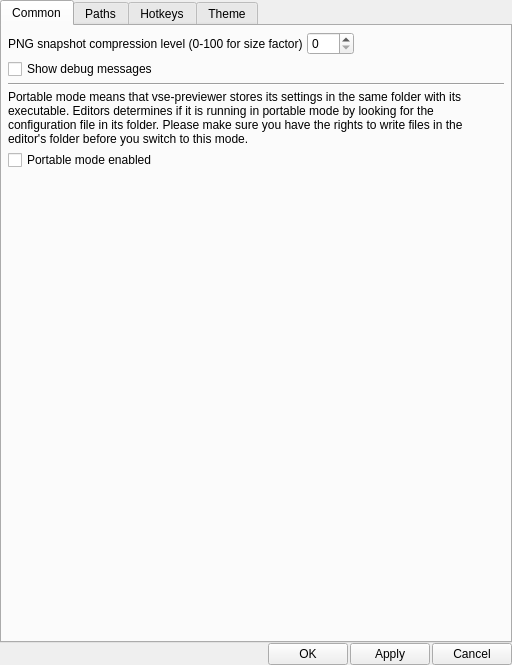
The window that vse-previewer/src/settings/settings_dialog.ui (YomikoR/VapourSynth-Editor) describes before a commit, drawn with Qt 5.
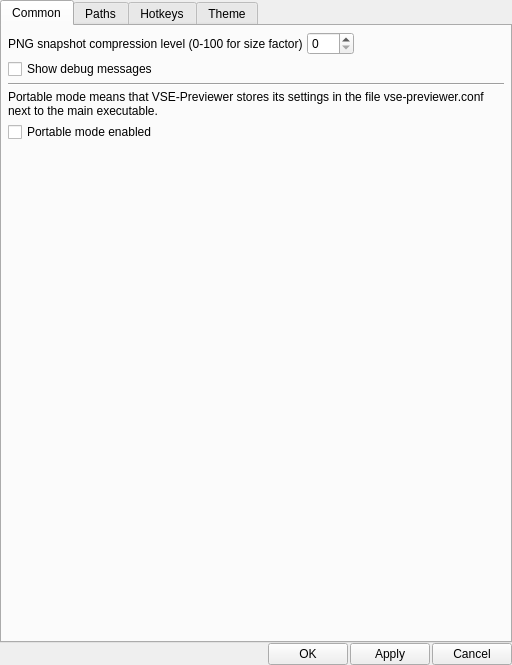
The same window after the commit.

Commit message: Adjust settings and how they are logged

```diff
--- a/vse-previewer/src/settings/settings_dialog.ui
+++ b/vse-previewer/src/settings/settings_dialog.ui
@@ -111,7 +111,7 @@
        <item>
         <widget class="QLabel" name="portableModeLabel">
          <property name="text">
-          <string>Portable mode means that vse-previewer stores its settings in the same folder with its executable. Editors determines if it is running in portable mode by looking for the configuration file in its folder. Please make sure you have the rights to write files in the editor's folder before you switch to this mode.</string>
+          <string>Portable mode means that VSE-Previewer stores its settings in the file vse-previewer.conf next to the main executable.</string>
          </property>
          <property name="wordWrap">
           <bool>true</bool>
```
Left out of the diff: 4 changed lines with no effect on the pictures. The commit also changes 4 other files.
